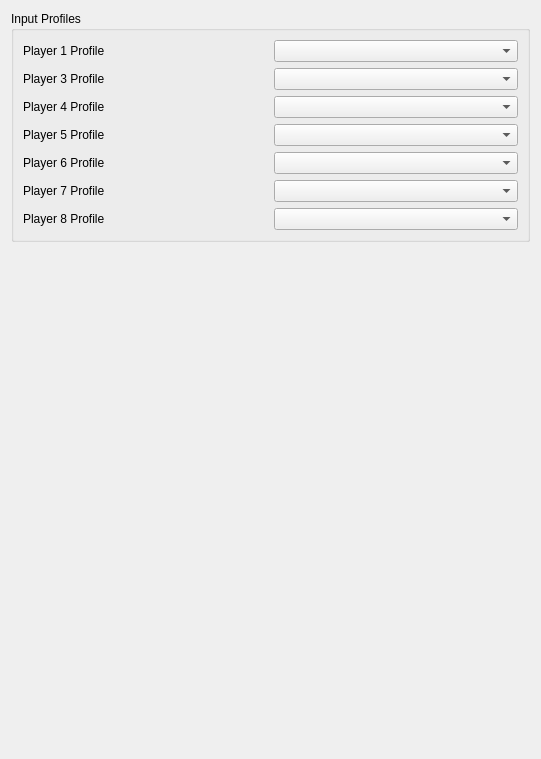
The window that src/yuzu/configuration/configure_input_per_game.ui (rorrim-rorrim/eden-alt) describes before a commit, drawn with Qt 5.
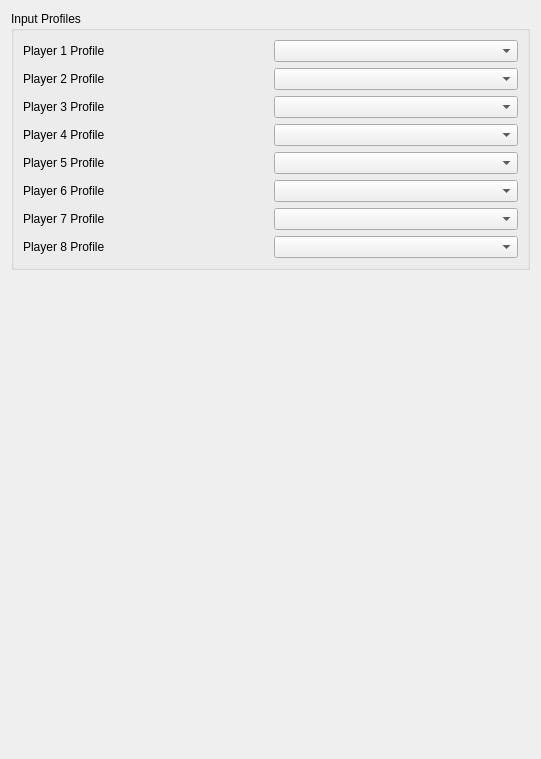
The same window after the commit.

Commit message: configure_input_per_game: Allow configuring all 8 players

```diff
--- a/src/yuzu/configuration/configure_input_per_game.ui
+++ b/src/yuzu/configuration/configure_input_per_game.ui
@@ -63,9 +63,44 @@
           </layout>
          </widget>
         </item>
+        <item>
+         <widget class="QWidget" name="player_2" native="true">
+          <layout class="QHBoxLayout" name="input_profile_layout_2">
+           <property name="leftMargin">
+            <number>0</number>
+           </property>
+           <property name="topMargin">
+            <number>0</number>
+           </property>
+           <property name="rightMargin">
+            <number>0</number>
+           </property>
+           <property name="bottomMargin">
+            <number>0</number>
+           </property>
+           <item>
+            <widget class="QLabel" name="label_player_2">
+             <property name="text">
+              <string>Player 2 Profile</string>
+             </property>
+            </widget>
+           </item>
+           <item>
+            <widget class="QComboBox" name="profile_player_2">
+             <property name="sizePolicy">
+              <sizepolicy hsizetype="Preferred" vsizetype="Fixed">
+               <horstretch>0</horstretch>
+               <verstretch>0</verstretch>
+              </sizepolicy>
+             </property>
+            </widget>
+           </item>
+          </layout>
+         </widget>
+        </item>
         <item>
          <widget class="QWidget" name="player_3" native="true">
-          <layout class="QHBoxLayout" name="input_profile_layout">
+          <layout class="QHBoxLayout" name="input_profile_layout_3">
            <property name="leftMargin">
             <number>0</number>
            </property>
@@ -100,7 +135,7 @@
         </item>
         <item>
          <widget class="QWidget" name="player_4" native="true">
-          <layout class="QHBoxLayout" name="input_profile_layout">
+          <layout class="QHBoxLayout" name="input_profile_layout_4">
            <property name="leftMargin">
             <number>0</number>
            </property>
@@ -135,7 +170,7 @@
         </item>
         <item>
          <widget class="QWidget" name="player_5" native="true">
-          <layout class="QHBoxLayout" name="input_profile_layout">
+          <layout class="QHBoxLayout" name="input_profile_layout_5">
            <property name="leftMargin">
             <number>0</number>
            </property>
@@ -170,7 +205,7 @@
         </item>
         <item>
          <widget class="QWidget" name="player_6" native="true">
-          <layout class="QHBoxLayout" name="input_profile_layout">
+          <layout class="QHBoxLayout" name="input_profile_layout_6">
            <property name="leftMargin">
             <number>0</number>
            </property>
@@ -205,7 +240,7 @@
         </item>
         <item>
          <widget class="QWidget" name="player_7" native="true">
-          <layout class="QHBoxLayout" name="input_profile_layout">
+          <layout class="QHBoxLayout" name="input_profile_layout_7">
            <property name="leftMargin">
             <number>0</number>
            </property>
@@ -240,7 +275,7 @@
         </item>
         <item>
          <widget class="QWidget" name="player_8" native="true">
-          <layout class="QHBoxLayout" name="input_profile_layout">
+          <layout class="QHBoxLayout" name="input_profile_layout_8">
            <property name="leftMargin">
             <number>0</number>
            </property>
```
Left out of the diff: 2 changed lines with no effect on the pictures. The commit also changes 2 other files.
